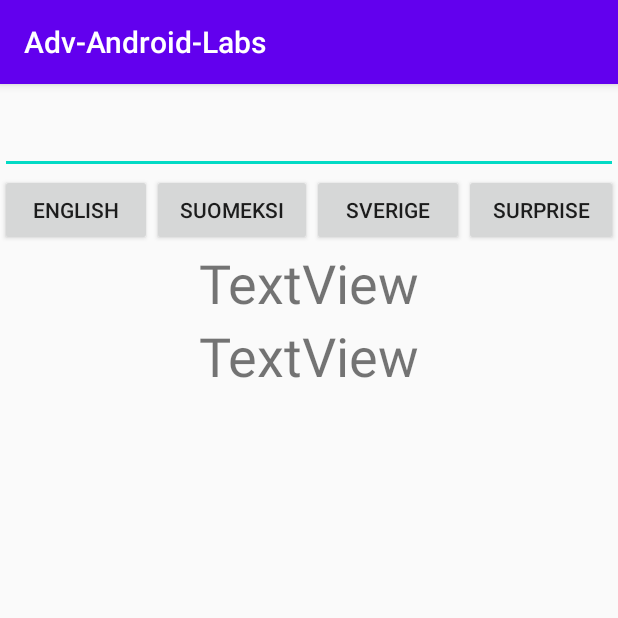
After one commit to pbenipal61/Adv-Android-Labs, an Android app: the Lab2_4 screen opened directly, with no data from a screen before it, on a phone screen of 412 x 824 dp, the top half of it. The commit adds this screen. Run offline under Robolectric (Android 15) with nearby library versions, the phone set to English and light mode, and no system bars.

Commit message:
Setup for Lab2.4

```diff
--- a/app/src/main/AndroidManifest.xml
+++ b/app/src/main/AndroidManifest.xml
@@ -9,7 +9,8 @@
         android:roundIcon="@mipmap/ic_launcher_round"
         android:supportsRtl="true"
         android:theme="@style/AppTheme">
-        <activity android:name=".Lab2_1"></activity>
+        <activity android:name=".Lab2_4"></activity>
+        <activity android:name=".Lab2_1" />
         <activity android:name=".Lab2_2" />
         <activity android:name=".MainActivity">
             <intent-filter>
--- /dev/null
+++ b/app/src/main/java/com/postmaninteractive/adv_android_labs/Lab2_4.java
@@ -0,0 +1,13 @@
+package com.postmaninteractive.adv_android_labs;
+
+import android.support.v7.app.AppCompatActivity;
+import android.os.Bundle;
+
+public class Lab2_4 extends AppCompatActivity {
+
+    @Override
+    protected void onCreate(Bundle savedInstanceState) {
+        super.onCreate(savedInstanceState);
+        setContentView(R.layout.activity_lab2_4);
+    }
+}
--- a/app/src/main/java/com/postmaninteractive/adv_android_labs/MainActivity.java
+++ b/app/src/main/java/com/postmaninteractive/adv_android_labs/MainActivity.java
@@ -32,5 +32,14 @@ public class MainActivity extends AppCompatActivity {
                 startActivity(intent);
             }
         });
+
+        Button lab24 = (Button) findViewById(R.id.lab_2_4);
+        lab22.setOnClickListener(new View.OnClickListener() {
+            @Override
+            public void onClick(View view) {
+                Intent intent = new Intent(getApplicationContext(), Lab2_4.class);
+                startActivity(intent);
+            }
+        });
     }
 }
--- /dev/null
+++ b/app/src/main/res/layout/activity_lab2_4.xml
@@ -0,0 +1,84 @@
+<?xml version="1.0" encoding="utf-8"?>
+<android.support.constraint.ConstraintLayout xmlns:android="http://schemas.android.com/apk/res/android"
+    xmlns:app="http://schemas.android.com/apk/res-auto"
+    xmlns:tools="http://schemas.android.com/tools"
+    android:layout_width="match_parent"
+    android:layout_height="match_parent"
+    tools:context=".Lab2_4">
+
+    <EditText
+        android:id="@+id/editText"
+        android:layout_width="0dp"
+        android:layout_height="0dp"
+        app:layout_constraintBottom_toTopOf="@+id/linearLayout"
+        app:layout_constraintEnd_toEndOf="parent"
+        app:layout_constraintHorizontal_bias="0.0"
+        app:layout_constraintStart_toStartOf="parent"
+        app:layout_constraintTop_toTopOf="parent"
+        app:layout_constraintVertical_bias="0.0" />
+
+    <LinearLayout
+        android:id="@+id/linearLayout"
+        android:layout_width="match_parent"
+        android:layout_height="wrap_content"
+        android:layout_marginTop="60dp"
+        android:orientation="horizontal"
+        app:layout_constraintBottom_toTopOf="@+id/linearLayout2"
+        app:layout_constraintTop_toTopOf="parent"
+        tools:layout_editor_absoluteX="0dp">
+
+        <Button
+            android:id="@+id/english"
+            android:layout_width="wrap_content"
+            android:layout_height="wrap_content"
+            android:layout_weight="1"
+            android:text="English" />
+
+        <Button
+            android:id="@+id/finnish"
+            android:layout_width="wrap_content"
+            android:layout_height="wrap_content"
+            android:layout_weight="1"
+            android:text="Suomeksi" />
+
+        <Button
+            android:id="@+id/swedish"
+            android:layout_width="wrap_content"
+            android:layout_height="wrap_content"
+            android:layout_weight="1"
+            android:text="Sverige" />
+
+        <Button
+            android:id="@+id/spanish"
+            android:layout_width="wrap_content"
+            android:layout_height="wrap_content"
+            android:layout_weight="1"
+            android:text="Surprise" />
+    </LinearLayout>
+
+    <LinearLayout
+        android:id="@+id/linearLayout2"
+        android:layout_width="match_parent"
+        android:layout_height="0dp"
+        android:orientation="vertical"
+        app:layout_constraintBottom_toBottomOf="parent"
+        app:layout_constraintTop_toBottomOf="@+id/linearLayout">
+
+        <TextView
+            android:id="@+id/textView"
+            android:layout_width="match_parent"
+            android:layout_height="wrap_content"
+            android:gravity="center"
+            android:text="TextView"
+            android:textSize="36sp" />
+
+        <TextView
+            android:id="@+id/textView2"
+            android:layout_width="match_parent"
+            android:layout_height="wrap_content"
+            android:gravity="center"
+            android:text="TextView"
+            android:textSize="36sp" />
+    </LinearLayout>
+
+</android.support.constraint.ConstraintLayout>
--- a/app/src/main/res/layout/activity_main.xml
+++ b/app/src/main/res/layout/activity_main.xml
@@ -32,6 +32,11 @@
                     android:layout_width="wrap_content"
                     android:layout_height="wrap_content"
                     android:text="Lab 2.2" />
+                <Button
+                    android:id="@+id/lab_2_4"
+                    android:layout_width="wrap_content"
+                    android:layout_height="wrap_content"
+                    android:text="Lab 2.4" />
             </LinearLayout>
         </RelativeLayout>
     </RelativeLayout>
```
